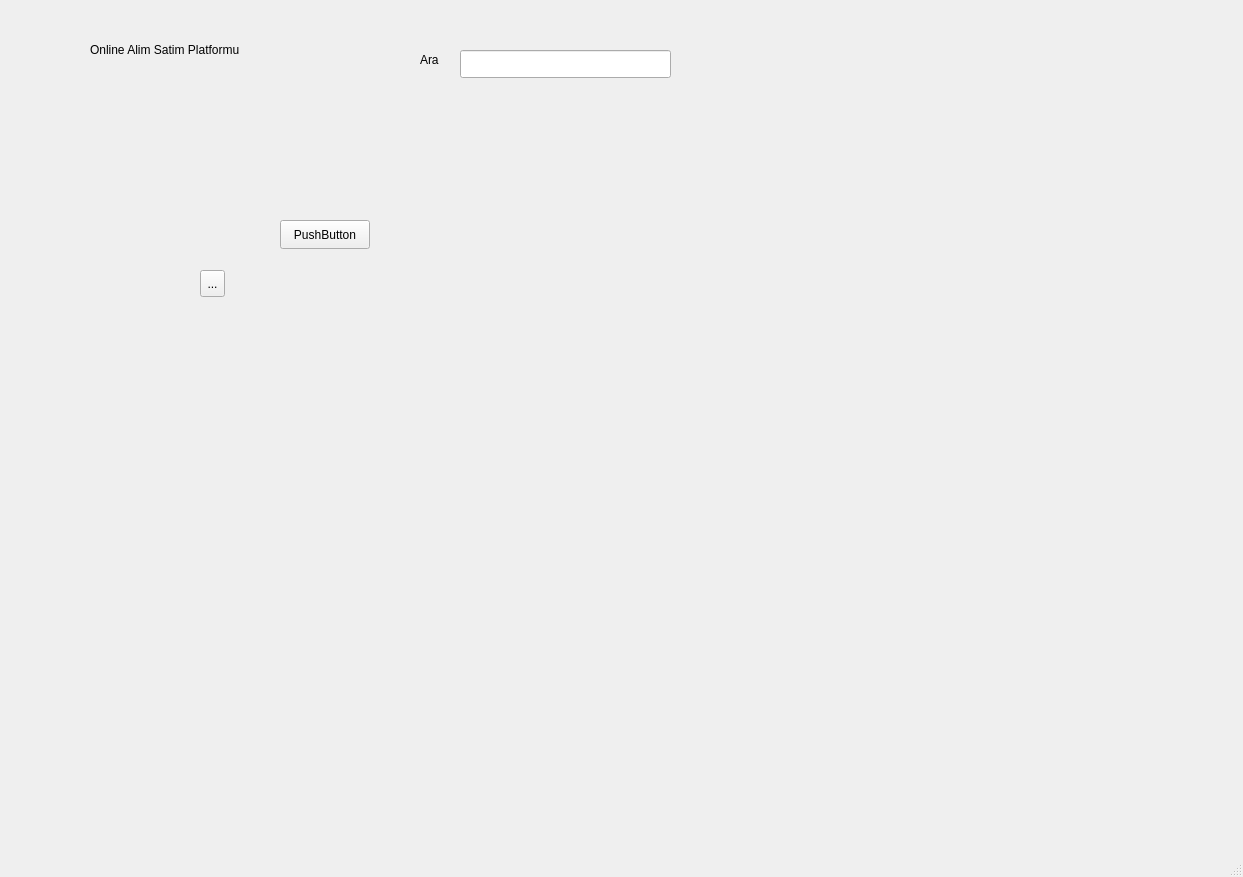
The window that mainwindow.ui (Online-Alim-Satim-Platformu/Online-Alim-Satim-Platformu) describes before a commit, drawn with Qt 5.
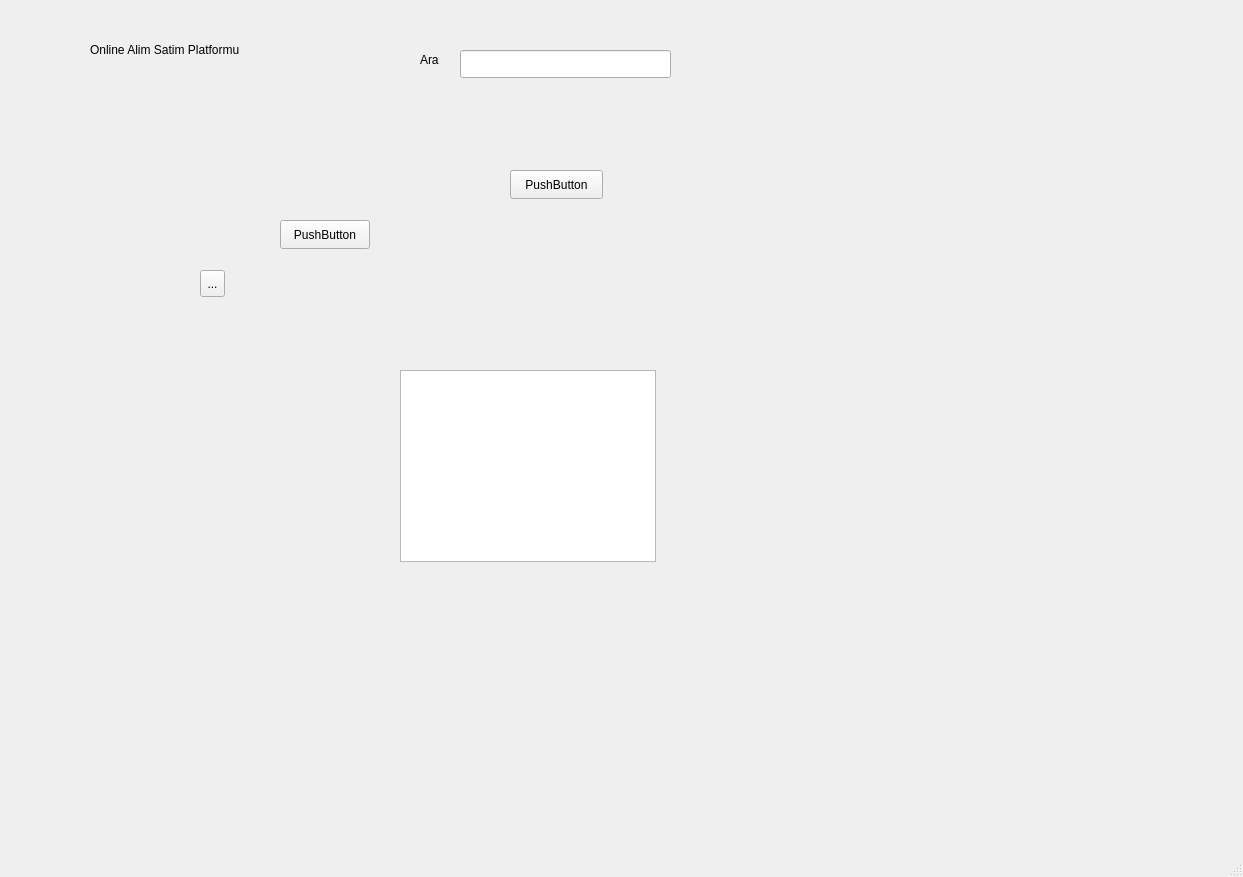
The same window after the commit.

What changed in the file:
```diff
--- a/mainwindow.ui
+++ b/mainwindow.ui
@@ -86,6 +86,29 @@
      </rect>
     </property>
    </widget>
+   <widget class="QPushButton" name="pushButton_2">
+    <property name="geometry">
+     <rect>
+      <x>510</x>
+      <y>170</y>
+      <width>93</width>
+      <height>29</height>
+     </rect>
+    </property>
+    <property name="text">
+     <string>PushButton</string>
+    </property>
+   </widget>
+   <widget class="QListView" name="listView">
+    <property name="geometry">
+     <rect>
+      <x>400</x>
+      <y>370</y>
+      <width>256</width>
+      <height>192</height>
+     </rect>
+    </property>
+   </widget>
   </widget>
   <widget class="QMenuBar" name="menubar">
    <property name="geometry">
```
Left out of the diff: 2 changed lines with no effect on the pictures.
